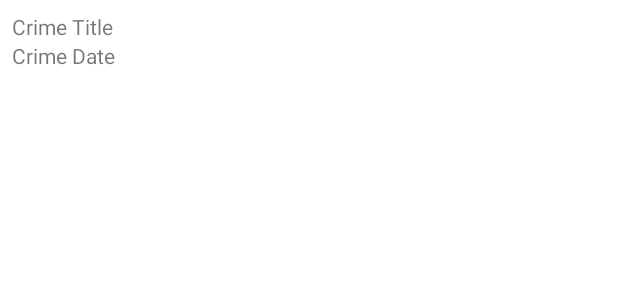
After one commit to Quantata/JPubExample, an Android app: the layout list_item_crime.xml on its own in the app's theme, with its tools: preview values and no code run, on a phone screen of 412 x 824 dp. The commit adds this screen. Shown: the top 300 px of the screen. Run offline under Robolectric (Android 15) with nearby library versions, the phone set to English and light mode, and no system bars.

Commit message:
2022 10 20 by nyahn - CriminalIntent: RecyclerView 구현

```diff
--- a/criminalintent/build.gradle
+++ b/criminalintent/build.gradle
@@ -40,4 +40,9 @@ dependencies {
     testImplementation 'junit:junit:4.13.2'
     androidTestImplementation 'androidx.test.ext:junit:1.1.3'
     androidTestImplementation 'androidx.test.espresso:espresso-core:3.4.0'
+
+    // ViewModel
+    implementation 'androidx.lifecycle:lifecycle-extensions:2.2.0'
+    // RecyclerView
+    implementation 'androidx.recyclerview:recyclerview-selection:1.1.0'
 }
--- /dev/null
+++ b/criminalintent/src/main/res/layout/list_item_crime.xml
@@ -0,0 +1,21 @@
+<?xml version="1.0" encoding="utf-8"?>
+<LinearLayout
+    xmlns:android="http://schemas.android.com/apk/res/android"
+    android:orientation="vertical"
+    android:layout_width="match_parent"
+    android:layout_height="wrap_content"
+    android:padding="8dp">
+
+    <TextView
+        android:layout_width="match_parent"
+        android:layout_height="wrap_content"
+        android:id="@+id/crime_title"
+        android:text="Crime Title"/>
+
+    <TextView
+        android:layout_width="wrap_content"
+        android:layout_height="wrap_content"
+        android:id="@+id/crime_date"
+        android:text="Crime Date"/>
+
+</LinearLayout>
```
Also changed, not shown: criminalintent/src/main/java/com/nancone/criminalintent/ui/CrimeListFragment.kt (+81 -0 lines), criminalintent/src/main/res/layout/fragment_crime_list.xml (added, +12 -0 lines).
